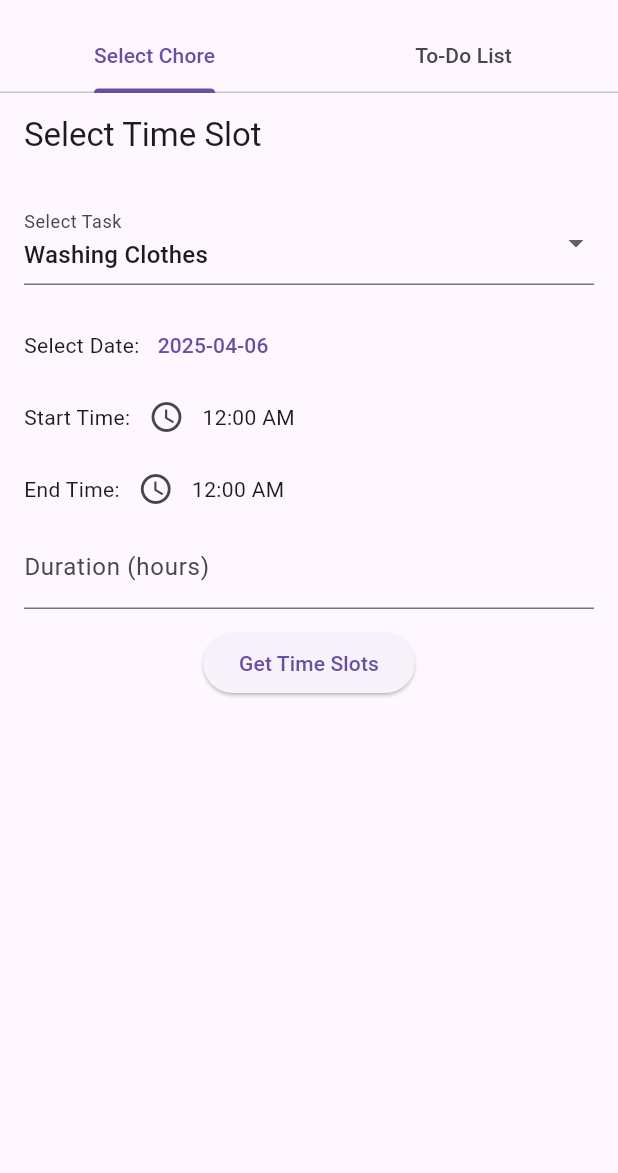
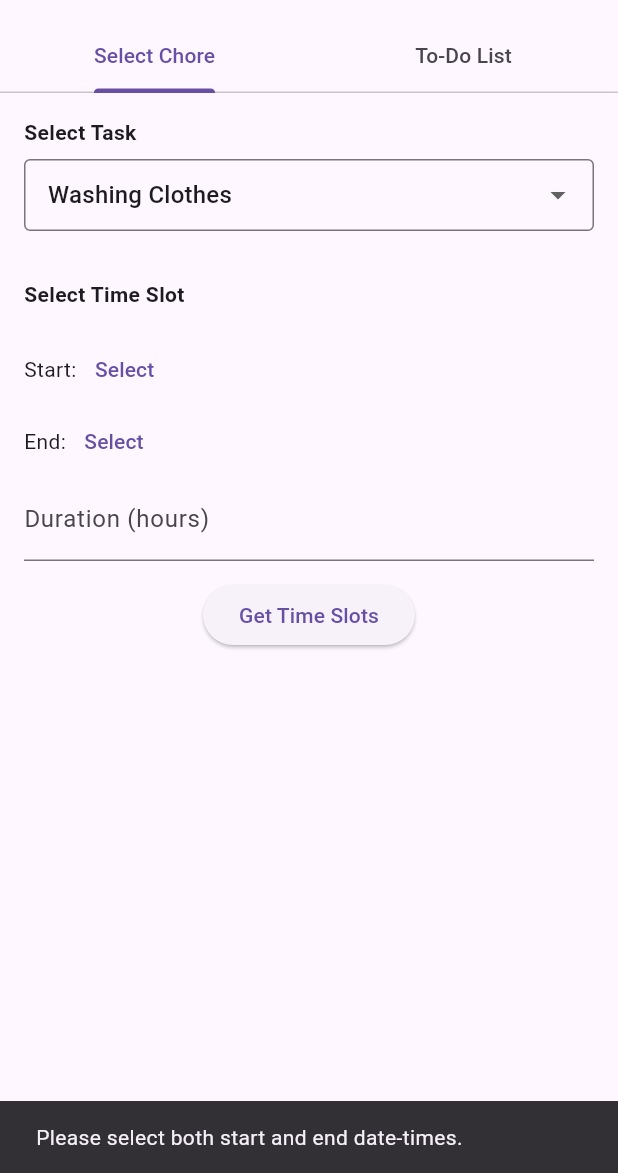
Before and after one commit to SonaGutha/wattznow, a Flutter app: the screen it shows after launch, after a tap on "Get Time Slots", on a phone screen of 412 x 824 dp, the part 63-1236 px from its top. Run offline on Flutter 3.47's test engine with Material 3 defaults, Android fonts, the light colour scheme and no system bars.

Commit message:
view changes

```diff
--- a/wattz_now_frontend/lib/views/selection_page.dart
+++ b/wattz_now_frontend/lib/views/selection_page.dart
@@ -14,9 +14,8 @@ class _SelectionPageState extends State<SelectionPage> {
   TextEditingController windowController = TextEditingController();
   TextEditingController customChoreController = TextEditingController();
 
-  DateTime selectedDate = DateTime.now();
-  TimeOfDay startTime = TimeOfDay(hour: 0, minute: 0);
-  TimeOfDay endTime = TimeOfDay(hour: 0, minute: 0);
+  DateTime? startDateTime;
+  DateTime? endDateTime;
 
   String selectedChore = 'Washing Clothes';
   bool isCustomChore = false;
@@ -35,30 +34,47 @@ class _SelectionPageState extends State<SelectionPage> {
 
   ApiService apiService = ApiService();
 
-  String formatTime(DateTime date, TimeOfDay time) {
-    final combined = DateTime(
-      date.year,
-      date.month,
-      date.day,
-      time.hour,
-      time.minute,
-    );
-    return DateFormat('yyyy-MM-dd h:mm a').format(combined);
+  String formatDateTime(DateTime dt) {
+    return DateFormat('yyyy-MM-dd h:mm a').format(dt);
   }
 
   Future<void> getTimeSlots() async {
-    String startDateTime = formatTime(selectedDate, startTime);
-    String endDateTime = formatTime(selectedDate, endTime);
+    if (startDateTime == null || endDateTime == null) {
+      ScaffoldMessenger.of(context).showSnackBar(
+        SnackBar(content: Text("Please select both start and end date-times.")),
+      );
+      return;
+    }
+
+    final now = DateTime.now();
+    final maxAllowed = now.add(Duration(hours: 72));
+
+    if (startDateTime!.isAfter(endDateTime!)) {
+      ScaffoldMessenger.of(context).showSnackBar(
+        SnackBar(content: Text("Start time must be before end time.")),
+      );
+      return;
+    }
+
+    if (endDateTime!.isAfter(maxAllowed)) {
+      ScaffoldMessenger.of(context).showSnackBar(
+        SnackBar(content: Text("End time must be within 72 hours from now.")),
+      );
+      return;
+    }
+
+    String start = formatDateTime(startDateTime!);
+    String end = formatDateTime(endDateTime!);
     int duration = int.tryParse(windowController.text) ?? 1;
 
-    print('📅 Start Time: $startDateTime');
-    print('📅 End Time: $endDateTime');
+    print('📅 Start Time: $start');
+    print('📅 End Time: $end');
     print('⏳ Duration: $duration');
 
     try {
       List<Map<String, dynamic>> responseData = await apiService.getTimeSlots(
-        startDateTime,
-        endDateTime,
+        start,
+        end,
         duration,
       );
 
@@ -76,14 +92,29 @@ class _SelectionPageState extends State<SelectionPage> {
   @override
   Widget build(BuildContext context) {
     return Scaffold(
-      appBar: AppBar(title: Text('Select Time Slot')),
       body: Padding(
         padding: const EdgeInsets.all(16.0),
         child: Column(
           children: [
+            Padding(
+              padding: const EdgeInsets.only(bottom: 8.0),
+              child: Align(
+                alignment: Alignment.centerLeft,
+                child: Text(
+                  'Select Task',
+                  style: TextStyle(fontWeight: FontWeight.bold, fontSize: 14),
+                ),
+              ),
+            ),
             DropdownButtonFormField<String>(
               value: selectedChore,
-              decoration: InputDecoration(labelText: 'Select Task'),
+              decoration: InputDecoration(
+                border: OutlineInputBorder(),
+                contentPadding: EdgeInsets.symmetric(
+                  horizontal: 12,
+                  vertical: 8,
+                ),
+              ),
               items:
                   chores.map((chore) {
                     return DropdownMenuItem(value: chore, child: Text(chore));
@@ -107,64 +138,91 @@ class _SelectionPageState extends State<SelectionPage> {
               ),
 
             SizedBox(height: 16),
-
+            Padding(
+              padding: const EdgeInsets.symmetric(vertical: 16.0),
+              child: Align(
+                alignment: Alignment.centerLeft,
+                child: Text(
+                  "Select Time Slot",
+                  style: TextStyle(fontSize: 14, fontWeight: FontWeight.bold),
+                ),
+              ),
+            ),
             Row(
               children: [
-                Text("Select Date:"),
+                Text("Start:"),
                 TextButton(
                   onPressed: () async {
-                    final selected = await showDatePicker(
+                    DateTime now = DateTime.now();
+                    DateTime? pickedDate = await showDatePicker(
                       context: context,
-                      initialDate: selectedDate,
-                      firstDate: DateTime.now(),
-                      lastDate: DateTime.now().add(Duration(days: 3)),
+                      initialDate: now,
+                      firstDate: now,
+                      lastDate: now.add(Duration(hours: 72)),
                     );
-                    if (selected != null) {
-                      setState(() {
-                        selectedDate = selected;
-                      });
+                    if (pickedDate != null) {
+                      TimeOfDay? pickedTime = await showTimePicker(
+                        context: context,
+                        initialTime: TimeOfDay.now(),
+                      );
+                      if (pickedTime != null) {
+                        setState(() {
+                          startDateTime = DateTime(
+                            pickedDate.year,
+                            pickedDate.month,
+                            pickedDate.day,
+                            pickedTime.hour,
+                            pickedTime.minute,
+                          );
+                        });
+                      }
                     }
                   },
-                  child: Text(DateFormat('yyyy-MM-dd').format(selectedDate)),
+                  child: Text(
+                    startDateTime != null
+                        ? formatDateTime(startDateTime!)
+                        : 'Select',
+                  ),
                 ),
               ],
             ),
 
             Row(
               children: [
-                Text("Start Time:"),
-                IconButton(
-                  icon: Icon(Icons.access_time),
+                Text("End:"),
+                TextButton(
                   onPressed: () async {
-                    final time = await showTimePicker(
+                    DateTime now = DateTime.now();
+                    DateTime? pickedDate = await showDatePicker(
                       context: context,
-                      initialTime: startTime,
+                      initialDate: startDateTime ?? now,
+                      firstDate: startDateTime ?? now,
+                      lastDate: now.add(Duration(hours: 72)),
                     );
-                    if (time != null) {
-                      setState(() => startTime = time);
+                    if (pickedDate != null) {
+                      TimeOfDay? pickedTime = await showTimePicker(
+                        context: context,
+                        initialTime: TimeOfDay.now(),
+                      );
+                      if (pickedTime != null) {
+                        setState(() {
+                          endDateTime = DateTime(
+                            pickedDate.year,
+                            pickedDate.month,
+                            pickedDate.day,
+                            pickedTime.hour,
+                            pickedTime.minute,
+                          );
+                        });
+                      }
                     }
                   },
+                  child: Text(
+                    endDateTime != null
+                        ? formatDateTime(endDateTime!)
+                        : 'Select',
+                  ),
                 ),
-                Text(startTime.format(context)),
-              ],
-            ),
-
-            Row(
-              children: [
-                Text("End Time:"),
-                IconButton(
-                  icon: Icon(Icons.access_time),
-                  onPressed: () async {
-                    final time = await showTimePicker(
-                      context: context,
-                      initialTime: endTime,
-                    );
-                    if (time != null) {
-                      setState(() => endTime = time);
-                    }
-                  },
-                ),
-                Text(endTime.format(context)),
               ],
             ),
 
@@ -237,6 +295,7 @@ class _SelectionPageState extends State<SelectionPage> {
                             'start': slot['start'],
                             'end': slot['end'],
                           });
+
                           ScaffoldMessenger.of(context).showSnackBar(
                             SnackBar(
                               content: Text(
```
